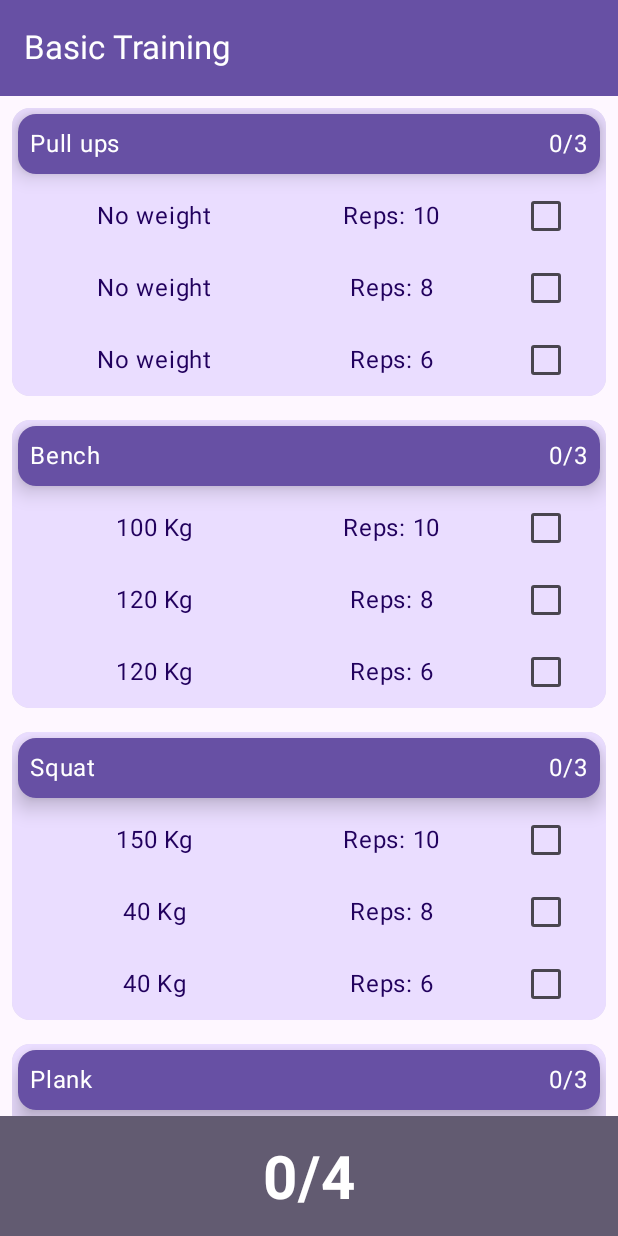
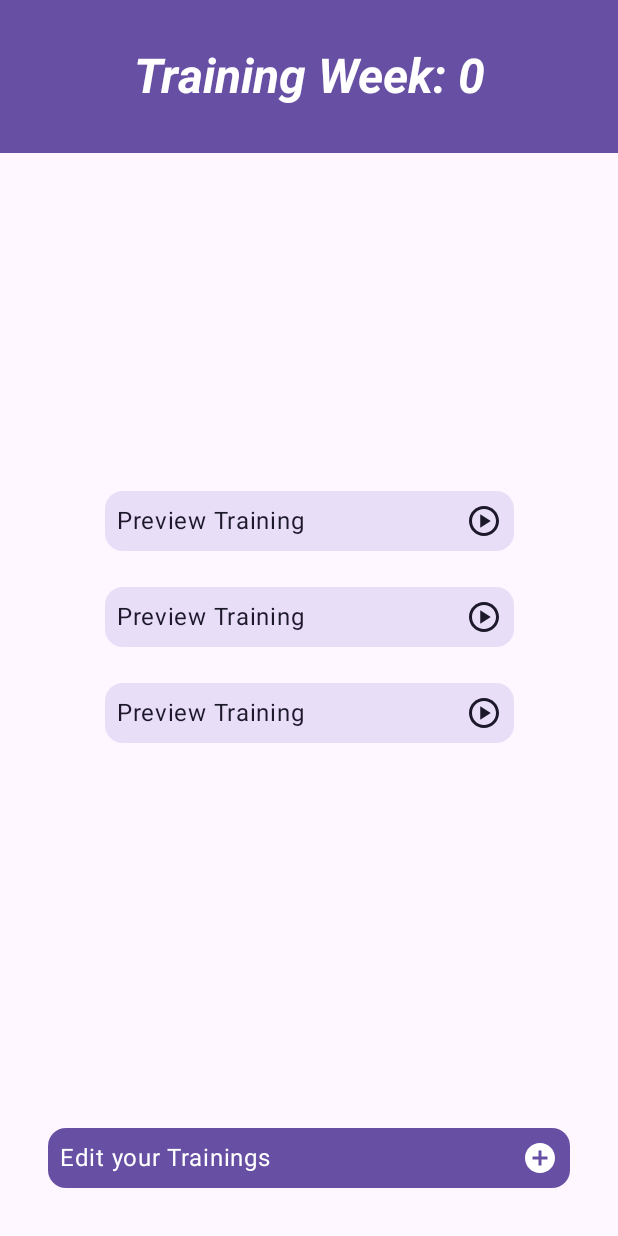
Before and after one commit to tondracek/WorkoutPlan, an Android app built with Jetpack Compose: the screen it shows after launch (MainActivity), on a phone screen of 412 x 824 dp. Run offline under Robolectric (Android 15) with nearby library versions, the phone set to English and light mode, and no system bars.

Commit message:
MainLayout.kt UI changes

```diff
--- a/app/src/main/AndroidManifest.xml
+++ b/app/src/main/AndroidManifest.xml
@@ -16,7 +16,6 @@
         <activity
             android:name=".MainActivity"
             android:exported="true"
-            android:label="@string/app_name"
             android:theme="@style/Theme.WorkoutPlan">
             <intent-filter>
                 <action android:name="android.intent.action.MAIN" />
@@ -24,6 +23,10 @@
                 <category android:name="android.intent.category.LAUNCHER" />
             </intent-filter>
         </activity>
+
+        <activity android:name=".TrainingActivity">
+
+        </activity>
     </application>
 
 </manifest>
--- a/app/src/main/java/com/example/workoutplan/MainActivity.kt
+++ b/app/src/main/java/com/example/workoutplan/MainActivity.kt
@@ -1,28 +1,80 @@
 package com.example.workoutplan
 
+import android.app.Activity
+import android.content.Intent
+import android.os.Build
 import android.os.Bundle
 import androidx.activity.ComponentActivity
 import androidx.activity.compose.setContent
+import androidx.activity.result.contract.ActivityResultContracts
 import androidx.compose.runtime.Composable
+import androidx.compose.runtime.MutableState
 import androidx.compose.ui.tooling.preview.Preview
-import com.example.workoutplan.ui.TrainingLayoutPreview
+import com.example.workoutplan.classes.ExerciseArrayList
+import com.example.workoutplan.classes.Training
 import com.example.workoutplan.ui.theme.WorkoutPlanTheme
 
+
 class MainActivity : ComponentActivity() {
+
     override fun onCreate(savedInstanceState: Bundle?) {
         super.onCreate(savedInstanceState)
+
+        val trainingResultActivity = TrainingResultActivity(this)
+
         setContent {
             WorkoutPlanTheme {
-                TrainingLayoutPreview()
+                MainLayout(trainingResultActivity)
             }
         }
     }
 }
 
+class TrainingResultActivity(parentActivity: ComponentActivity) {
+    private var training: Training? = null
+    private var isDoneMutableState: MutableState<Boolean>? = null
+
+    private val trainingResultActivity = parentActivity.registerForActivityResult(
+        ActivityResultContracts.StartActivityForResult()
+    ) { result ->
+        run {
+            if (result.resultCode == Activity.RESULT_OK) {
+                val data: Intent? = result.data
+                if (data != null) {
+                    val updatedExercisesArrayList: ExerciseArrayList? =
+                        if (Build.VERSION.SDK_INT >= Build.VERSION_CODES.TIRAMISU) {
+                            data.getSerializableExtra(
+                                "updatedExercises",
+                                ExerciseArrayList::class.java
+                            )
+                        } else {
+                            data.getSerializableExtra("updatedExercises") as ExerciseArrayList
+                        }
+
+                    if (updatedExercisesArrayList != null && training != null) {
+                        val updatedExercises = updatedExercisesArrayList.exercises
+
+                        training!!.exercises = updatedExercises
+                        isDoneMutableState!!.value = training!!.isDone()
+                    }
+                }
+            }
+        }
+    }
+
+    fun launch(intent: Intent, training: Training, isDoneMutableState: MutableState<Boolean>) {
+        this.training = training
+        this.isDoneMutableState = isDoneMutableState
+
+        trainingResultActivity.launch(intent)
+    }
+}
+
+
 @Preview(showBackground = true)
 @Composable
 fun Preview() {
     WorkoutPlanTheme {
-        TrainingLayoutPreview()
+        MainLayoutPreview()
     }
 }
--- /dev/null
+++ b/app/src/main/java/com/example/workoutplan/MainLayout.kt
@@ -0,0 +1,144 @@
+package com.example.workoutplan
+
+import android.content.Intent
+import androidx.activity.ComponentActivity
+import androidx.compose.foundation.background
+import androidx.compose.foundation.layout.Arrangement
+import androidx.compose.foundation.layout.Column
+import androidx.compose.foundation.layout.Row
+import androidx.compose.foundation.layout.fillMaxSize
+import androidx.compose.foundation.layout.fillMaxWidth
+import androidx.compose.foundation.layout.padding
+import androidx.compose.material3.Card
+import androidx.compose.material3.CardDefaults
+import androidx.compose.material3.ExperimentalMaterial3Api
+import androidx.compose.material3.Icon
+import androidx.compose.material3.MaterialTheme.colorScheme
+import androidx.compose.material3.Surface
+import androidx.compose.material3.Text
+import androidx.compose.runtime.Composable
+import androidx.compose.runtime.mutableStateOf
+import androidx.compose.runtime.remember
+import androidx.compose.ui.Alignment
+import androidx.compose.ui.Modifier
+import androidx.compose.ui.graphics.vector.ImageVector
+import androidx.compose.ui.platform.LocalContext
+import androidx.compose.ui.res.vectorResource
+import androidx.compose.ui.text.TextStyle
+import androidx.compose.ui.text.font.FontStyle
+import androidx.compose.ui.text.font.FontWeight
+import androidx.compose.ui.text.style.TextAlign
+import androidx.compose.ui.tooling.preview.Preview
+import androidx.compose.ui.unit.dp
+import androidx.compose.ui.unit.sp
+import com.example.workoutplan.classes.Training
+import com.example.workoutplan.ui.theme.WorkoutPlanTheme
+
+
+@OptIn(ExperimentalMaterial3Api::class)
+@Composable
+fun MainLayout(trainingResultActivity: TrainingResultActivity) {
+    val context = LocalContext.current
+    val loadedTrainings: ArrayList<Training> = loadTrainings()
+    val trainingWeek: Int = 0
+
+    Column(
+        modifier = Modifier
+            .fillMaxSize()
+            .background(colorScheme.surface),
+        horizontalAlignment = Alignment.CenterHorizontally,
+    ) {
+        Surface(
+            modifier = Modifier.fillMaxWidth(),
+            color = colorScheme.primary,
+        ) {
+            Text(
+                modifier = Modifier.padding(32.dp),
+                style = TextStyle(
+                    fontStyle = FontStyle.Italic,
+                    fontWeight = FontWeight.Bold,
+                    fontSize = 32.sp
+                ),
+                textAlign = TextAlign.Center,
+                text = "Training Week: $trainingWeek",
+            )
+        }
+        Column(
+            Modifier
+                .fillMaxWidth(0.7f)
+                .weight(1f),
+            horizontalAlignment = Alignment.CenterHorizontally,
+            verticalArrangement = Arrangement.Center
+        ) {
+            for (training in loadedTrainings) {
+                val isDone = remember {
+                    mutableStateOf(training.isDone())
+                }
+                Card(
+                    modifier = Modifier.padding(8.dp),
+                    colors = CardDefaults.cardColors(
+                        containerColor = colorScheme.secondaryContainer,
+                        contentColor = colorScheme.onSecondaryContainer
+                    ),
+                    onClick = {
+                        val trainingIntent = Intent(context, TrainingActivity::class.java)
+                        trainingIntent.putExtra("training", training)
+                        context.startActivity(trainingIntent)
+
+                        trainingResultActivity.launch(trainingIntent, training, isDone)
+                    },
+                    enabled = !isDone.value,
+                ) {
+                    Row(
+                        modifier = Modifier
+                            .padding(8.dp)
+                            .fillMaxWidth(),
+                        horizontalArrangement = Arrangement.SpaceBetween,
+                    ) {
+                        Text(
+                            text = training.name,
+                        )
+                        Icon(
+                            imageVector = ImageVector.vectorResource(id = R.drawable.outline_play_circle_24),
+                            contentDescription = "Start this training",
+                        )
+                    }
+                }
+            }
+        }
+        Card(
+            modifier = Modifier.padding(32.dp),
+            colors = CardDefaults.cardColors(
+                containerColor = colorScheme.primary,
+            )
+        ) {
+            Row(
+                modifier = Modifier
+                    .padding(8.dp)
+                    .fillMaxWidth(),
+                horizontalArrangement = Arrangement.SpaceBetween,
+            ) {
+                Text(
+                    text = "Edit your Trainings",
+                )
+                Icon(
+                    imageVector = ImageVector.vectorResource(id = R.drawable.outline_add_circle_24),
+                    contentDescription = "Edit your trainings",
+                )
+            }
+        }
+    }
+}
+
+
+fun loadTrainings(): ArrayList<Training> {
+    return arrayListOf(exampleTraining(), exampleTraining(), exampleTraining())
+}
+
+@Preview
+@Composable
+fun MainLayoutPreview() {
+    WorkoutPlanTheme {
+        MainLayout(TrainingResultActivity(ComponentActivity()))
+    }
+}
--- a/app/src/main/java/com/example/workoutplan/ui/TrainingLayout.kt
+++ b/app/src/main/java/com/example/workoutplan/TrainingLayout.kt
@@ -1,4 +1,4 @@
-package com.example.workoutplan.ui
+package com.example.workoutplan
 
 import androidx.compose.foundation.background
 import androidx.compose.foundation.layout.Arrangement
@@ -27,36 +27,37 @@ import androidx.compose.ui.text.font.FontWeight
 import androidx.compose.ui.tooling.preview.Preview
 import androidx.compose.ui.unit.dp
 import androidx.compose.ui.unit.sp
-import com.example.workoutplan.Exercise
-import com.example.workoutplan.TimedSet
-import com.example.workoutplan.WeightSet
+import com.example.workoutplan.classes.Exercise
+import com.example.workoutplan.classes.TimedSet
+import com.example.workoutplan.classes.Training
+import com.example.workoutplan.classes.WeightSet
+import com.example.workoutplan.ui.ExerciseView
 import com.example.workoutplan.ui.theme.WorkoutPlanTheme
 import com.example.workoutplan.ui.theme.done_button
 import com.example.workoutplan.ui.theme.on_done_button
-import java.time.LocalTime
 
 @OptIn(ExperimentalMaterial3Api::class)
 @Composable
-fun TrainingLayout(trainingName: String, exercises: ArrayList<Exercise>) {
-    val startTime = LocalTime.now()
-
+fun TrainingLayout(training: Training, returnFunction: (ArrayList<Exercise>) -> Unit) {
     val doneExercises = remember {
         mutableStateOf(0)
     }
 
     fun update() {
-        doneExercises.value = exercises.count { it.isDone() }
+        doneExercises.value = training.exercises.count { it.isDone() }
     }
 
     fun isDone(): Boolean {
-        return doneExercises.value == exercises.size
+        return doneExercises.value == training.exercises.size
     }
 
     Scaffold(
         modifier = Modifier.background(MaterialTheme.colorScheme.background),
         topBar = {
             TopAppBar(
-                title = { Text(text = trainingName) },
+                title = {
+                    Text(text = training.name)
+                },
                 colors = TopAppBarDefaults.smallTopAppBarColors(
                     containerColor = MaterialTheme.colorScheme.primary,
                     titleContentColor = MaterialTheme.colorScheme.onPrimary
@@ -75,7 +76,9 @@ fun TrainingLayout(trainingName: String, exercises: ArrayList<Exercise>) {
                 ) {
                     if (isDone()) {
                         Button(
-                            onClick = { /*TODO*/ },
+                            onClick = {
+                                returnFunction(training.exercises)
+                            },
                             colors = ButtonDefaults.buttonColors(containerColor = done_button)
                         ) {
                             Text(
@@ -88,7 +91,7 @@ fun TrainingLayout(trainingName: String, exercises: ArrayList<Exercise>) {
                         }
                     } else {
                         Text(
-                            text = "${doneExercises.value}/${exercises.size}",
+                            text = "${doneExercises.value}/${training.exercises.size}",
                             fontSize = 40.sp,
                             fontWeight = FontWeight.Bold
                         )
@@ -102,7 +105,7 @@ fun TrainingLayout(trainingName: String, exercises: ArrayList<Exercise>) {
                 .verticalScroll(rememberScrollState())
                 .padding(innerPadding)
         ) {
-            for (exercise in exercises) {
+            for (exercise in training.exercises) {
                 ExerciseView(exercise = exercise) { update() }
             }
         }
@@ -112,35 +115,39 @@ fun TrainingLayout(trainingName: String, exercises: ArrayList<Exercise>) {
 @Preview(showBackground = true)
 @Composable
 fun TrainingLayoutPreview() {
-    val exercises: ArrayList<Exercise> = arrayListOf()
+    WorkoutPlanTheme {
+        TrainingLayout(exampleTraining()) {}
+    }
+}
 
-    exercises.add(
+fun exampleTraining(): Training {
+    val training = Training("Preview Training")
+
+    training.addExercise(
         Exercise(name = "Pull ups")
             .addSet(WeightSet(0, 10))
             .addSet(WeightSet(0, 8))
             .addSet(WeightSet(0, 6))
     )
 
-    exercises.add(
+    training.addExercise(
         Exercise(name = "Bench")
             .addSet(WeightSet(100, 10))
             .addSet(WeightSet(120, 8))
             .addSet(WeightSet(120, 6))
     )
-    exercises.add(
+    training.addExercise(
+        Exercise(name = "Plank")
+            .addSet(TimedSet(3))
+            .addSet(TimedSet(10))
+            .addSet(TimedSet(60))
+    )
+    training.addExercise(
         Exercise(name = "Squat")
             .addSet(WeightSet(150, 10))
             .addSet(WeightSet(40, 8))
             .addSet(WeightSet(40, 6))
     )
-    exercises.add(
-        Exercise(name = "Plank")
-            .addSet(TimedSet(3))
-            .addSet(TimedSet(10))
-            .addSet(TimedSet(60))
-    )
 
-    WorkoutPlanTheme {
-        TrainingLayout(exercises = exercises, trainingName = "Basic Training")
-    }
+    return training
 }
--- a/app/src/main/java/com/example/workoutplan/Exercise.kt
+++ b/app/src/main/java/com/example/workoutplan/classes/Exercise.kt
@@ -1,18 +1,9 @@
-package com.example.workoutplan
+package com.example.workoutplan.classes
 
-class Exercise {
-    val name: String
-    val sets: ArrayList<ExerciseSet>
+import java.io.Serializable
 
-    constructor(name: String) {
-        this.name = name
-        sets = arrayListOf()
-    }
-
-    constructor(name: String, sets: ArrayList<ExerciseSet>) {
-        this.name = name
-        this.sets = sets
-    }
+class Exercise(val name: String) : Serializable {
+    val sets: ArrayList<ExerciseSet> = arrayListOf()
 
     fun isDone(): Boolean {
         return doneSets() == setsCount()
@@ -29,3 +20,5 @@ class Exercise {
 
     fun setsCount(): Int = sets.size
 }
+
+data class ExerciseArrayList(val exercises: ArrayList<Exercise>) : Serializable
--- a/app/src/main/java/com/example/workoutplan/ExerciseSet.kt
+++ b/app/src/main/java/com/example/workoutplan/classes/ExerciseSet.kt
@@ -1,6 +1,8 @@
-package com.example.workoutplan
+package com.example.workoutplan.classes
 
-interface ExerciseSet {
+import java.io.Serializable
+
+interface ExerciseSet: Serializable {
     var done: Boolean
 }
 
--- /dev/null
+++ b/app/src/main/java/com/example/workoutplan/classes/Training.kt
@@ -0,0 +1,16 @@
+package com.example.workoutplan.classes
+
+import java.io.Serializable
+
+class Training(val name: String) : Serializable {
+    var exercises: ArrayList<Exercise> = arrayListOf()
+
+    fun addExercise(exercise: Exercise): Training {
+        exercises.add(exercise)
+        return this
+    }
+
+    fun isDone(): Boolean {
+        return exercises.all(Exercise::isDone)
+    }
+}
--- /dev/null
+++ b/app/src/main/res/drawable/outline_add_circle_24.xml
@@ -0,0 +1,5 @@
+<vector android:height="24dp" android:tint="#000000"
+    android:viewportHeight="24" android:viewportWidth="24"
+    android:width="24dp" xmlns:android="http://schemas.android.com/apk/res/android">
+    <path android:fillColor="@android:color/white" android:pathData="M12,2C6.48,2 2,6.48 2,12s4.48,10 10,10 10,-4.48 10,-10S17.52,2 12,2zM17,13h-4v4h-2v-4L7,13v-2h4L11,7h2v4h4v2z"/>
+</vector>
--- /dev/null
+++ b/app/src/main/res/drawable/outline_play_circle_24.xml
@@ -0,0 +1,5 @@
+<vector android:height="24dp" android:tint="#000000"
+    android:viewportHeight="24" android:viewportWidth="24"
+    android:width="24dp" xmlns:android="http://schemas.android.com/apk/res/android">
+    <path android:fillColor="@android:color/white" android:pathData="M12,2C6.48,2 2,6.48 2,12s4.48,10 10,10s10,-4.48 10,-10S17.52,2 12,2zM12,20c-4.41,0 -8,-3.59 -8,-8s3.59,-8 8,-8s8,3.59 8,8S16.41,20 12,20zM9.5,16.5l7,-4.5l-7,-4.5V16.5z"/>
+</vector>
```
Also changed, not shown: app/src/main/java/com/example/workoutplan/TrainingActivity.kt (added, +49 -0 lines), app/src/main/java/com/example/workoutplan/ui/ExerciseView.kt (+4 -3 lines), app/src/main/java/com/example/workoutplan/ui/SetView.kt (+11 -7 lines).
